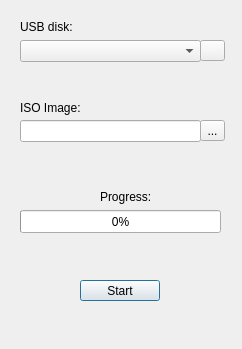
This is ui/mainWindow.ui in gu-Moura/TuxBooter as Qt 5 draws it before an edit. The edited form follows.
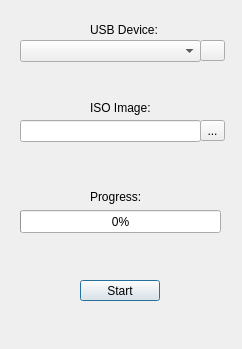
This is the edited form.

Patch:
```diff
--- a/ui/mainWindow.ui
+++ b/ui/mainWindow.ui
@@ -106,20 +106,20 @@
   <widget class="QLabel" name="label">
    <property name="geometry">
     <rect>
-     <x>20</x>
+     <x>90</x>
      <y>20</y>
-     <width>54</width>
-     <height>14</height>
+     <width>91</width>
+     <height>20</height>
     </rect>
    </property>
    <property name="text">
-    <string>USB disk:</string>
+    <string>USB Device:</string>
    </property>
   </widget>
   <widget class="QLabel" name="label_2">
    <property name="geometry">
     <rect>
-     <x>20</x>
+     <x>90</x>
      <y>100</y>
      <width>81</width>
      <height>16</height>
@@ -132,7 +132,7 @@
   <widget class="QLabel" name="label_3">
    <property name="geometry">
     <rect>
-     <x>100</x>
+     <x>90</x>
      <y>190</y>
      <width>54</width>
      <height>14</height>
```
Left out of the diff: 10 changed lines with no effect on the pictures.
